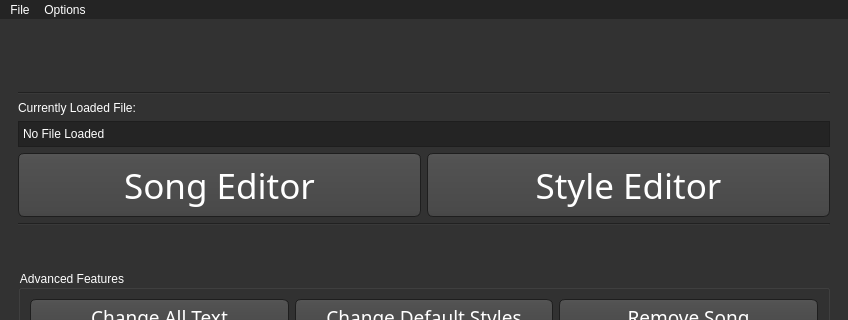
Qt form WiiMusicPlus.ui (BenjaminHalko/WiiMusicEditorPlus) before a commit; both pictures show x 0 to 848 and y 0 to 320 of the 848 by 601 pixel window.
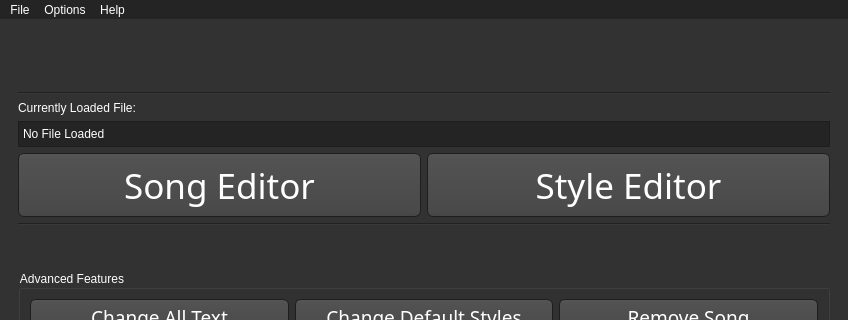
The same form after that commit. Icons and pictures are not drawn.

```diff
--- a/WiiMusicPlus.ui
+++ b/WiiMusicPlus.ui
@@ -2803,8 +2803,16 @@
     <addaction name="separator"/>
     <addaction name="MB_Updates"/>
    </widget>
+   <widget class="QMenu" name="menuHelp">
+    <property name="title">
+     <string>Help</string>
+    </property>
+    <addaction name="actionDownload_Pre_made_songs"/>
+    <addaction name="actionOpen_Help_Manual"/>
+   </widget>
    <addaction name="menuFile"/>
    <addaction name="MB_Options"/>
+   <addaction name="menuHelp"/>
   </widget>
   <widget class="QStatusBar" name="statusbar"/>
   <action name="MB_LoadFile">
```
Left out of the diff: 10 changed lines with no effect on the pictures.
